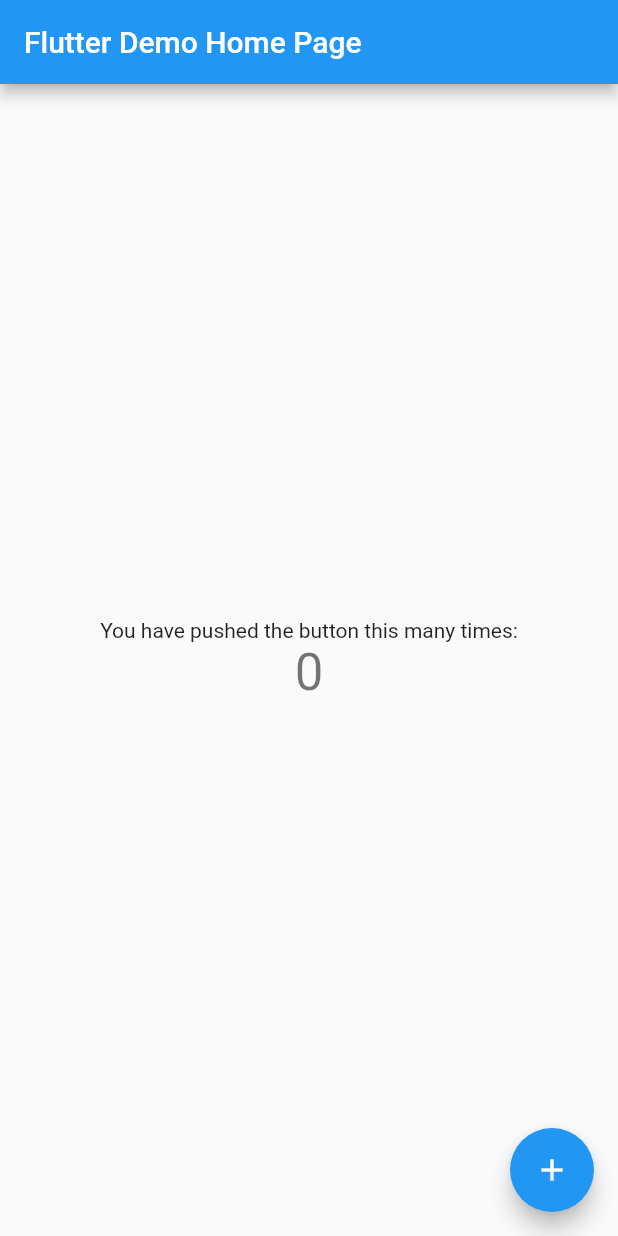
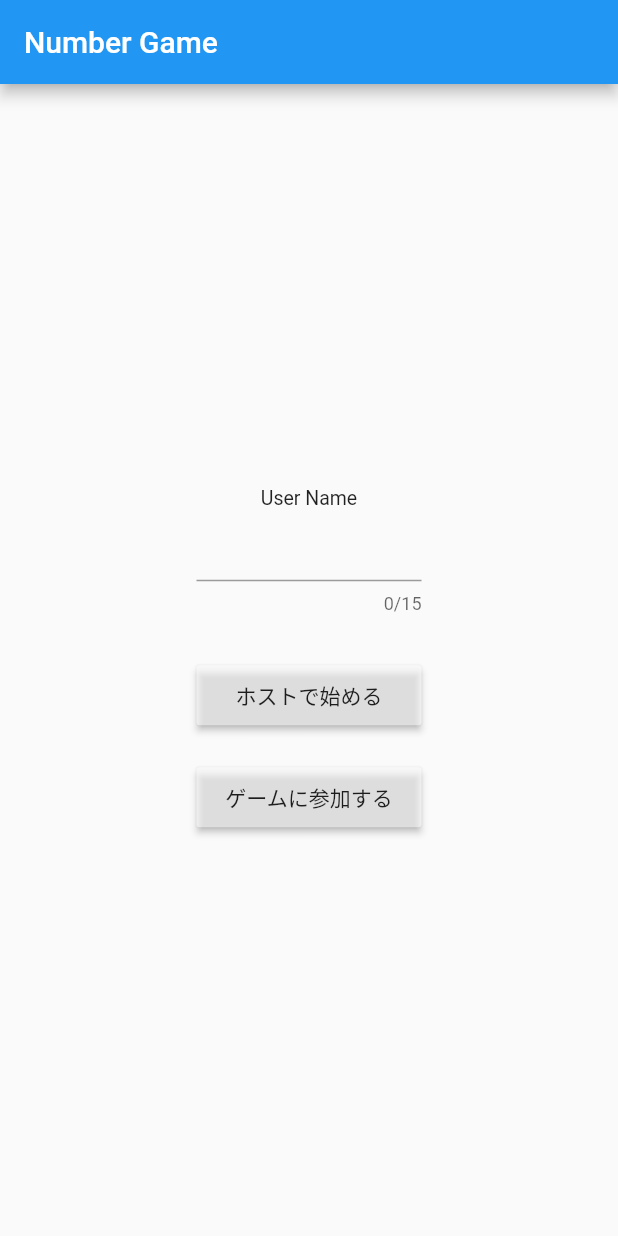
Before and after one commit to taketo43/number_game, a Flutter app: the screen it shows after launch, on a phone screen of 412 x 824 dp. Run offline on Flutter 3.47's test engine with Material 2 defaults, Android fonts, the phone set to English and light mode, and no system bars.

Commit message:
まだ途中です

```diff
--- a/number_game/lib/main.dart
+++ b/number_game/lib/main.dart
@@ -1,44 +1,26 @@
 import 'package:flutter/material.dart';
+import 'package:number_game/created_game_list.dart';
+import 'package:number_game/waiting_room.dart';
 
 void main() {
   runApp(MyApp());
 }
 
 class MyApp extends StatelessWidget {
-  // This widget is the root of your application.
   @override
   Widget build(BuildContext context) {
     return MaterialApp(
-      title: 'Flutter Demo',
+      title: 'Number Game',
       theme: ThemeData(
-        // This is the theme of your application.
-        //
-        // Try running your application with "flutter run". You'll see the
-        // application has a blue toolbar. Then, without quitting the app, try
-        // changing the primarySwatch below to Colors.green and then invoke
-        // "hot reload" (press "r" in the console where you ran "flutter run",
-        // or simply save your changes to "hot reload" in a Flutter IDE).
-        // Notice that the counter didn't reset back to zero; the application
-        // is not restarted.
         primarySwatch: Colors.blue,
       ),
-      home: MyHomePage(title: 'Flutter Demo Home Page'),
+      home: MyHomePage(title: 'Number Game'),
     );
   }
 }
 
 class MyHomePage extends StatefulWidget {
   MyHomePage({Key key, this.title}) : super(key: key);
-
-  // This widget is the home page of your application. It is stateful, meaning
-  // that it has a State object (defined below) that contains fields that affect
-  // how it looks.
-
-  // This class is the configuration for the state. It holds the values (in this
-  // case the title) provided by the parent (in this case the App widget) and
-  // used by the build method of the State. Fields in a Widget subclass are
-  // always marked "final".
-
   final String title;
 
   @override
@@ -46,67 +28,82 @@ class MyHomePage extends StatefulWidget {
 }
 
 class _MyHomePageState extends State<MyHomePage> {
-  int _counter = 0;
-
-  void _incrementCounter() {
+  String username = "";
+  void _handleText(String e) {
     setState(() {
-      // This call to setState tells the Flutter framework that something has
-      // changed in this State, which causes it to rerun the build method below
-      // so that the display can reflect the updated values. If we changed
-      // _counter without calling setState(), then the build method would not be
-      // called again, and so nothing would appear to happen.
-      _counter++;
+      username = e;
     });
   }
 
   @override
   Widget build(BuildContext context) {
-    // This method is rerun every time setState is called, for instance as done
-    // by the _incrementCounter method above.
-    //
-    // The Flutter framework has been optimized to make rerunning build methods
-    // fast, so that you can just rebuild anything that needs updating rather
-    // than having to individually change instances of widgets.
     return Scaffold(
       appBar: AppBar(
-        // Here we take the value from the MyHomePage object that was created by
-        // the App.build method, and use it to set our appbar title.
         title: Text(widget.title),
       ),
       body: Center(
-        // Center is a layout widget. It takes a single child and positions it
-        // in the middle of the parent.
         child: Column(
-          // Column is also a layout widget. It takes a list of children and
-          // arranges them vertically. By default, it sizes itself to fit its
-          // children horizontally, and tries to be as tall as its parent.
-          //
-          // Invoke "debug painting" (press "p" in the console, choose the
-          // "Toggle Debug Paint" action from the Flutter Inspector in Android
-          // Studio, or the "Toggle Debug Paint" command in Visual Studio Code)
-          // to see the wireframe for each widget.
-          //
-          // Column has various properties to control how it sizes itself and
-          // how it positions its children. Here we use mainAxisAlignment to
-          // center the children vertically; the main axis here is the vertical
-          // axis because Columns are vertical (the cross axis would be
-          // horizontal).
           mainAxisAlignment: MainAxisAlignment.center,
           children: <Widget>[
             Text(
-              'You have pushed the button this many times:',
+              'User Name',
+              style: TextStyle(
+                fontSize: 13,
+              ),
             ),
-            Text(
-              '$_counter',
-              style: Theme.of(context).textTheme.headline4,
+            // Text(
+            //   host,
+            //   style: TextStyle(
+            //     fontSize: 25,
+            //   ),
+            // ),
+            Container(
+              width: 150,
+              child: new TextField(
+                textAlign: TextAlign.center,
+                maxLength: 15,
+                maxLengthEnforced: false,
+                maxLines: 1,
+                onChanged: _handleText,
+              ),
             ),
+            Container(
+              height: 30,
+            ),
+            ButtonTheme(
+              buttonColor: Colors.white54,
+              minWidth: 150,
+              height: 40,
+              child: RaisedButton(
+                  child: Text("ホストで始める"),
+                  onPressed: () {
+                    Navigator.push(
+                        context,
+                        MaterialPageRoute(
+                            builder: (context) => WaitingRoom(username)));
+                    //　サーバーに名前を渡す？
+                  }),
+            ),
+            Container(
+              height: 20,
+            ),
+            ButtonTheme(
+              minWidth: 150,
+              height: 40,
+              buttonColor: Colors.white54,
+              child: RaisedButton(
+                  child: Text("ゲームに参加する"),
+                  onPressed: () {
+                    Navigator.push(
+                      context,
+                      MaterialPageRoute(
+                          builder: (context) => CreatedGameList(username)),
+                    );
+                    // サーバーに名前を渡す？
+                  }),
+            )
           ],
         ),
-      ),
-      floatingActionButton: FloatingActionButton(
-        onPressed: _incrementCounter,
-        tooltip: 'Increment',
-        child: Icon(Icons.add),
       ), // This trailing comma makes auto-formatting nicer for build methods.
     );
   }
```
Also changed, not shown: number_game/lib/created_game_list.dart (added, +62 -0 lines), number_game/lib/waiting_room.dart (added, +59 -0 lines).
